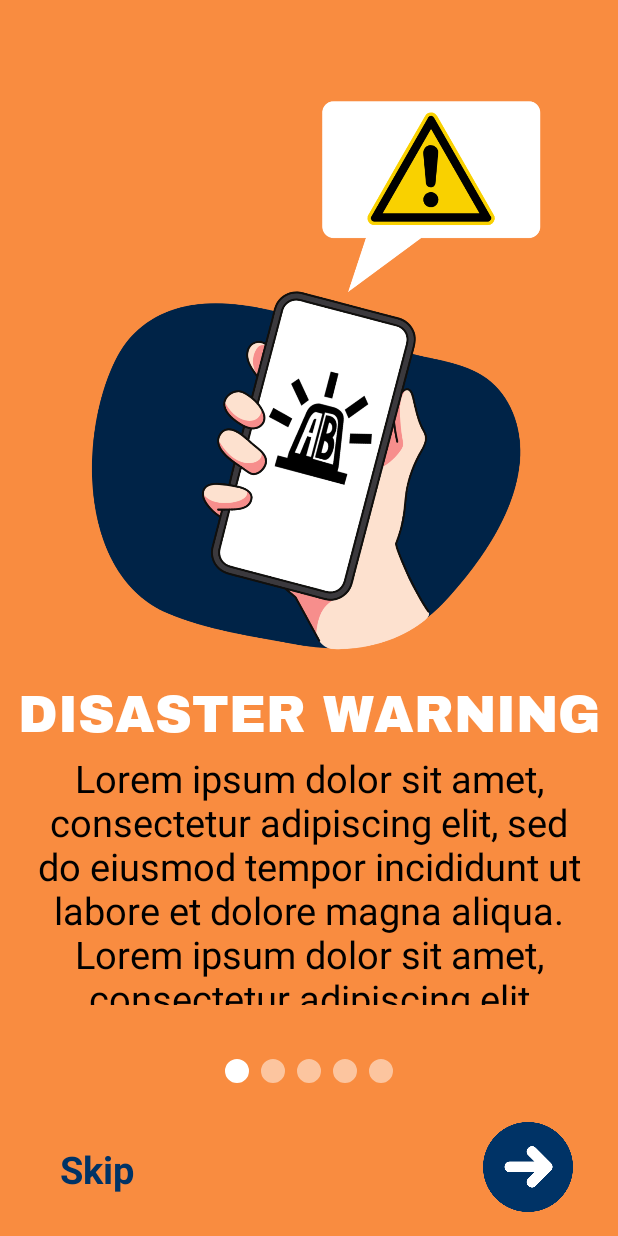
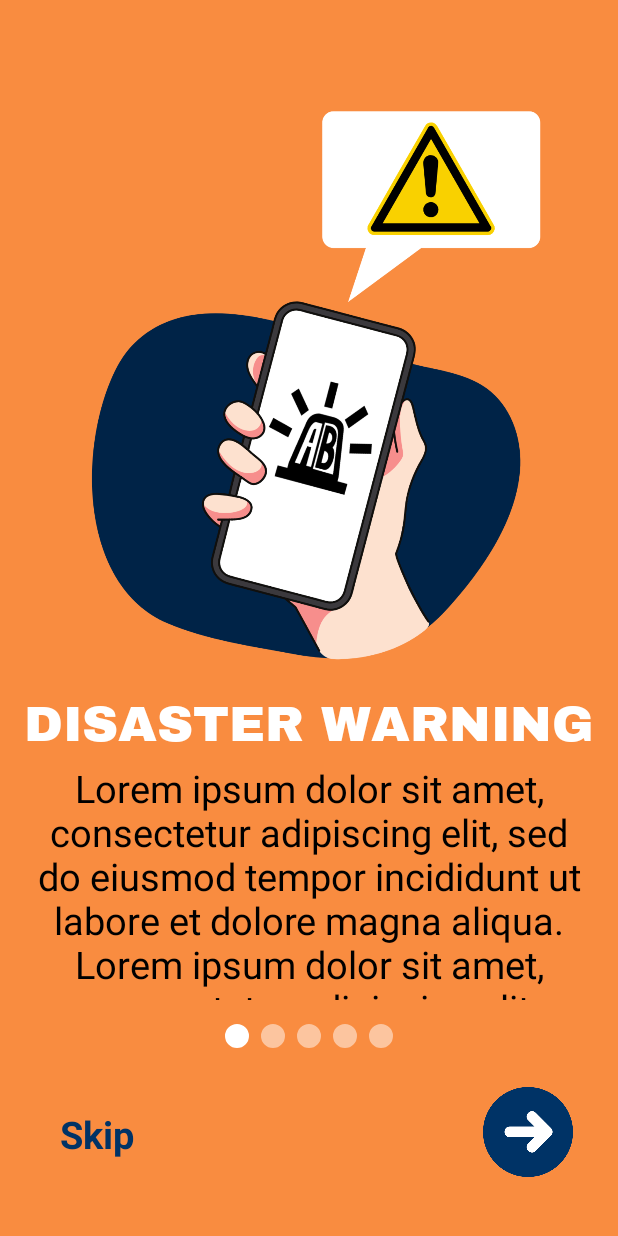
Before and after one commit to weeeyn/AlertoBulakenyo, an Android app: the Walkthrough screen opened directly, with no data from a screen before it, on a phone screen of 412 x 824 dp. Run offline under Robolectric (Android 15) with nearby library versions, the phone set to English and light mode, and no system bars.

Commit message:
walkthrough

```diff
--- a/app/src/main/res/layout/activity_get_started.xml
+++ b/app/src/main/res/layout/activity_get_started.xml
@@ -32,7 +32,8 @@
                 android:layout_width="match_parent"
                 android:layout_height="230dp"
                 android:layout_marginHorizontal="20dp"
-                android:layout_marginBottom="10dp"
+                android:layout_marginTop="10dp"
+                android:layout_marginBottom="20dp"
                 android:maxLines="8"
                 android:minLines="5"
                 android:textAlignment="center"
--- a/app/src/main/res/layout/activity_walkthrough.xml
+++ b/app/src/main/res/layout/activity_walkthrough.xml
@@ -11,14 +11,14 @@
     <androidx.constraintlayout.widget.ConstraintLayout
         android:layout_width="match_parent"
         android:layout_height="match_parent"
+        android:layout_gravity="center"
         android:paddingTop="40dp" >
 
         <androidx.viewpager.widget.ViewPager
             android:id="@+id/screenViewPager"
             android:layout_width="match_parent"
-            android:layout_height="650dp">
+            android:layout_height="600dp">
         </androidx.viewpager.widget.ViewPager>
-
 
         <com.google.android.material.tabs.TabLayout
             android:id="@+id/tabIndicator"
--- a/app/src/main/res/layout/layout_screen.xml
+++ b/app/src/main/res/layout/layout_screen.xml
@@ -7,9 +7,8 @@
 
     <LinearLayout
         android:layout_width="match_parent"
-        android:layout_height="match_parent"
+        android:layout_height="wrap_content"
         android:layout_centerInParent="true"
-        android:layout_marginVertical="20dp"
         android:orientation="vertical">
 
         <ImageView
@@ -24,7 +23,7 @@
             android:id="@+id/tvWTtitle"
             android:layout_width="match_parent"
             android:layout_height="50dp"
-            android:layout_marginHorizontal="10dp"
+            android:layout_marginHorizontal="15dp"
             android:layout_marginTop="10dp"
             android:autoSizeMaxTextSize="80dp"
             android:autoSizeMinTextSize="10dp"
@@ -40,7 +39,7 @@
         <TextView
             android:id="@+id/tvWTdescription"
             android:layout_width="match_parent"
-            android:layout_height="300dp"
+            android:layout_height="250dp"
             android:layout_marginHorizontal="20dp"
             android:autoSizeMaxTextSize="80dp"
             android:autoSizeMinTextSize="10dp"
```
